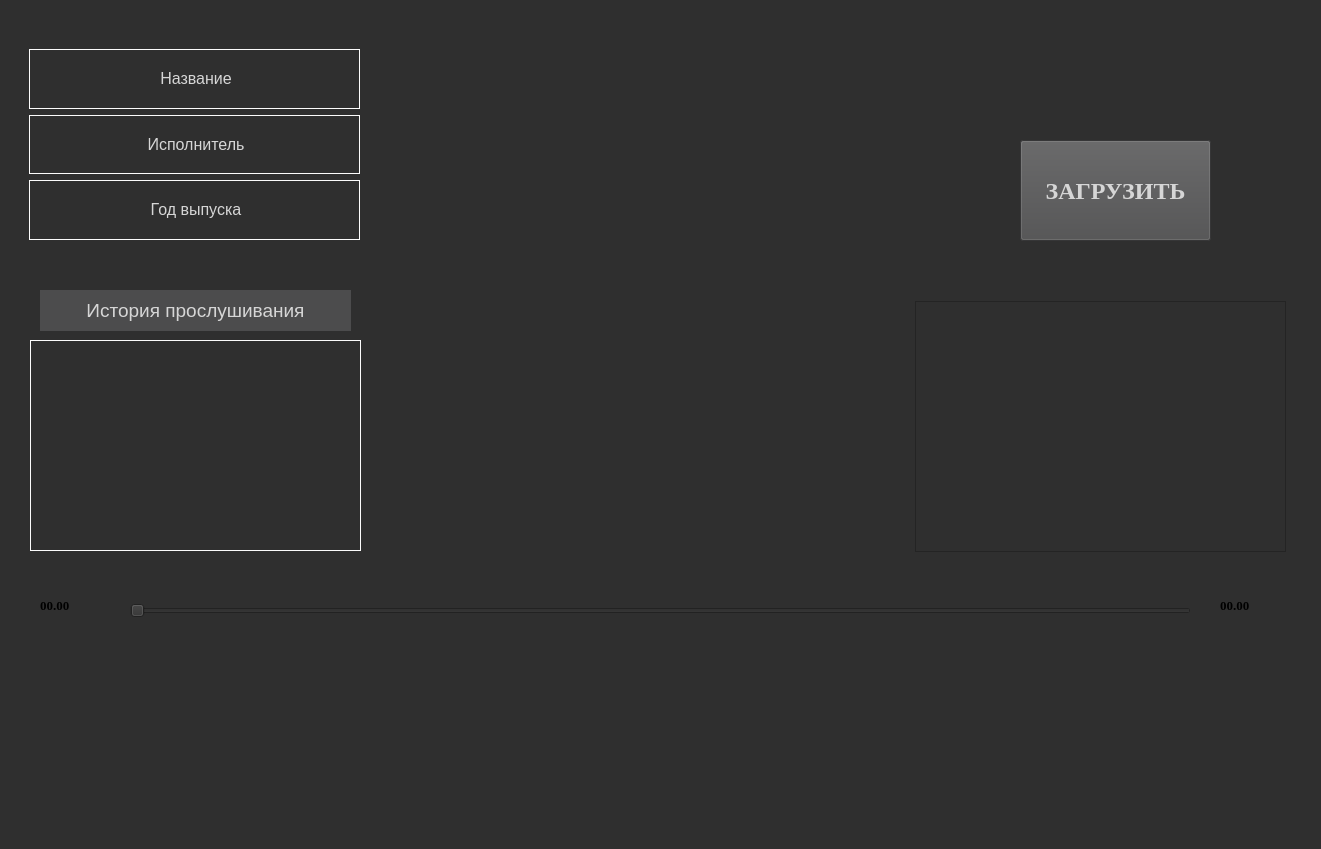
Qt form ui.ui (ivanefr/MP3) before a commit.
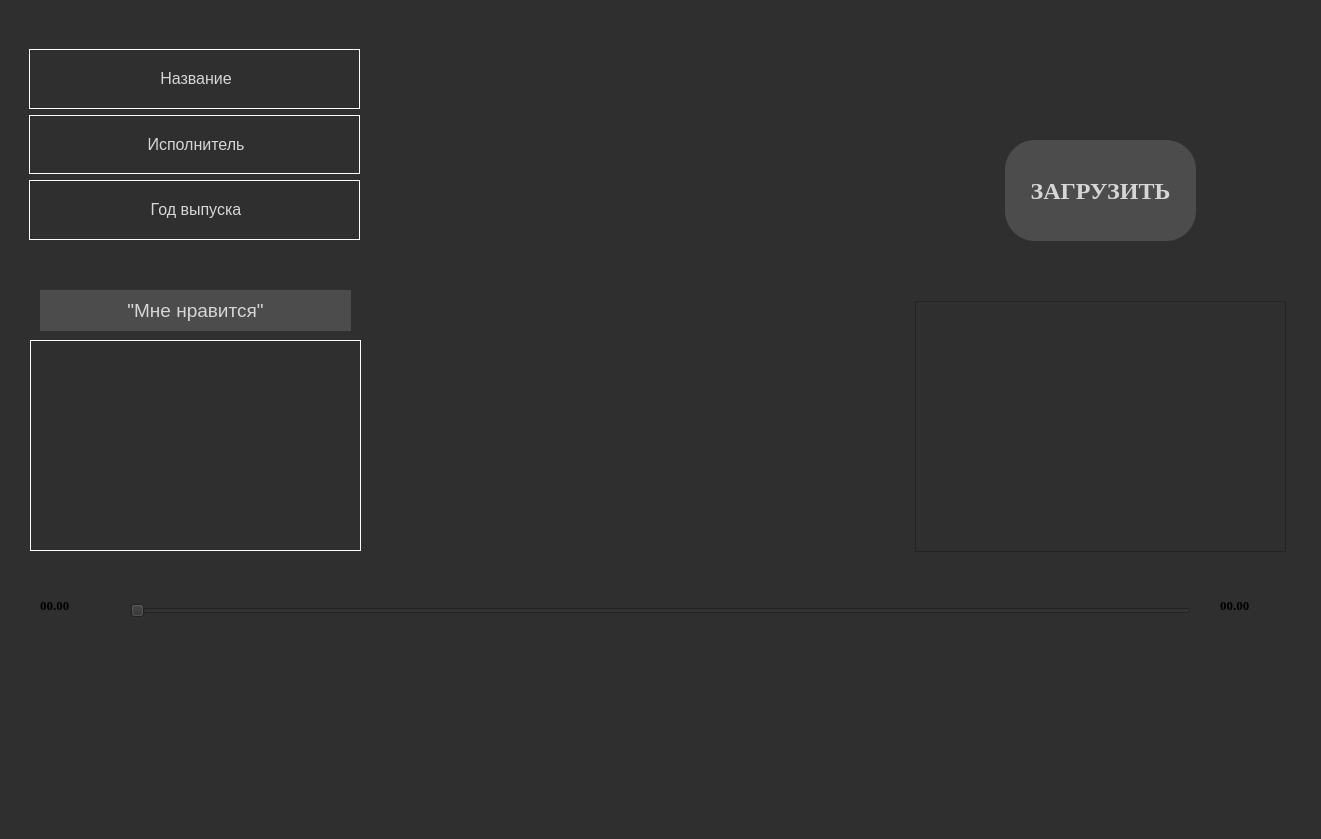
The same form after that commit. Icons and pictures are not drawn.

```diff
--- a/ui.ui
+++ b/ui.ui
@@ -10,7 +10,7 @@
     <x>0</x>
     <y>0</y>
     <width>1321</width>
-    <height>849</height>
+    <height>839</height>
    </rect>
   </property>
   <property name="cursor">
@@ -177,7 +177,7 @@
    <widget class="QPushButton" name="load_button">
     <property name="geometry">
      <rect>
-      <x>1020</x>
+      <x>1005</x>
       <y>140</y>
       <width>191</width>
       <height>101</height>
@@ -205,7 +205,8 @@
     </property>
     <property name="styleSheet">
      <string notr="true">background-color: rgb(76, 76, 77);
-color: rgb(214, 214, 214);</string>
+color: rgb(214, 214, 214);
+border-radius: 30px;</string>
     </property>
     <property name="text">
      <string>ЗАГРУЗИТЬ</string>
@@ -261,7 +262,7 @@
      <string notr="true">background-color: rgb(76, 76, 77);</string>
     </property>
     <property name="text">
-     <string>&lt;html&gt;&lt;head/&gt;&lt;body&gt;&lt;p align=&quot;center&quot;&gt;&lt;span style=&quot; font-size:14pt; color:#d6d6d6;&quot;&gt;История прослушивания&lt;/span&gt;&lt;/p&gt;&lt;/body&gt;&lt;/html&gt;</string>
+     <string>&lt;html&gt;&lt;head/&gt;&lt;body&gt;&lt;p align=&quot;center&quot;&gt;&lt;span style=&quot; font-size:14pt; color:#d6d6d6;&quot;&gt;&amp;quot;Мне нравится&amp;quot;&lt;/span&gt;&lt;/p&gt;&lt;/body&gt;&lt;/html&gt;</string>
     </property>
    </widget>
    <widget class="QPushButton" name="previous_song_button">
```
Left out of the diff: 2 changed lines with no effect on the pictures.
